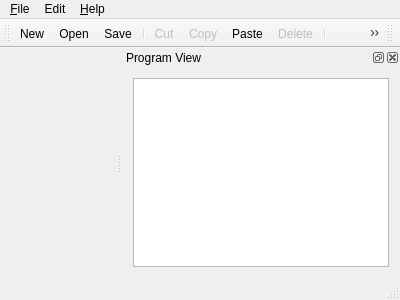
The window that mainwindow.ui (thunder422/ibcp) describes before a commit, drawn with Qt 5.
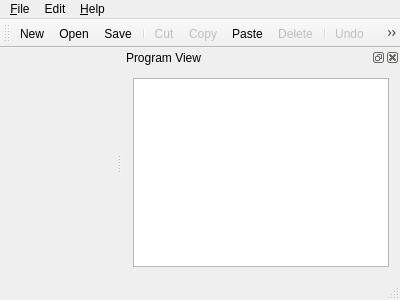
The same window after the commit. Icons and pictures are not drawn.

Commit message:
save main window state that includes dock widget geometry
also assigned a name to the main tool bar, which shows up on the
context (right-click) menu in the menu/tool bar area; and removed
an extra tool bar that was there when the main window was created

```diff
--- a/mainwindow.ui
+++ b/mainwindow.ui
@@ -134,17 +134,6 @@
     </layout>
    </widget>
   </widget>
-  <widget class="QToolBar" name="toolBar">
-   <property name="windowTitle">
-    <string>toolBar</string>
-   </property>
-   <attribute name="toolBarArea">
-    <enum>TopToolBarArea</enum>
-   </attribute>
-   <attribute name="toolBarBreak">
-    <bool>false</bool>
-   </attribute>
-  </widget>
   <action name="actionNew">
    <property name="icon">
     <iconset resource="ibcp.qrc">
```
Left out of the diff: 3 changed lines with no effect on the pictures. The commit also changes 1 other file.
